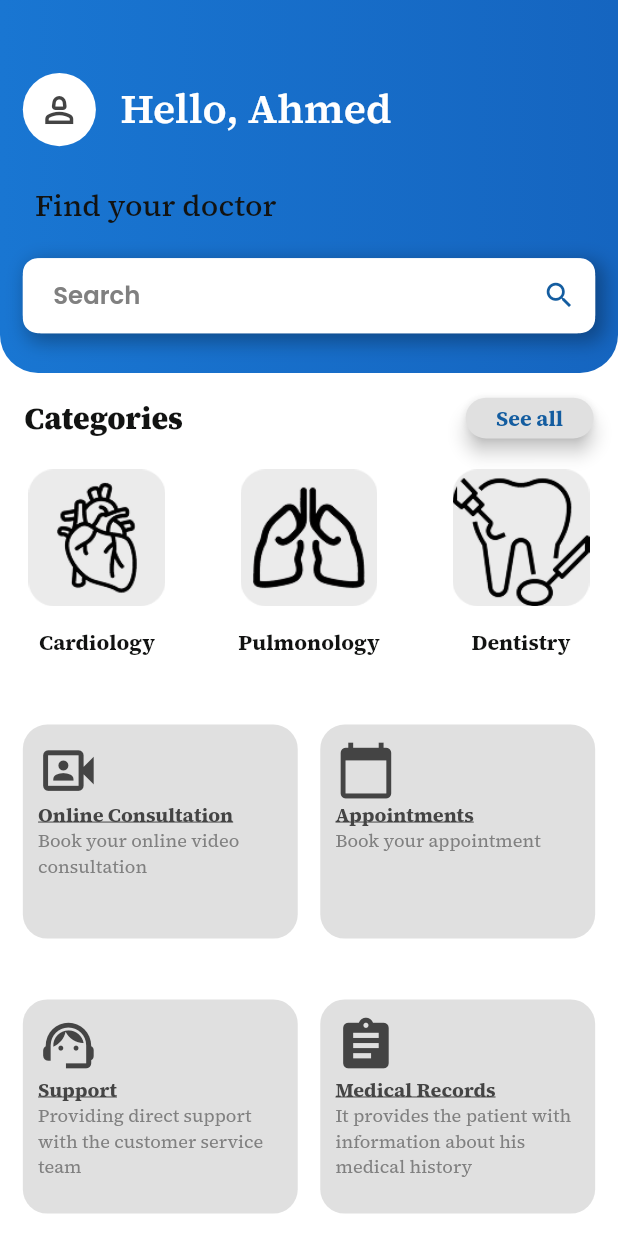
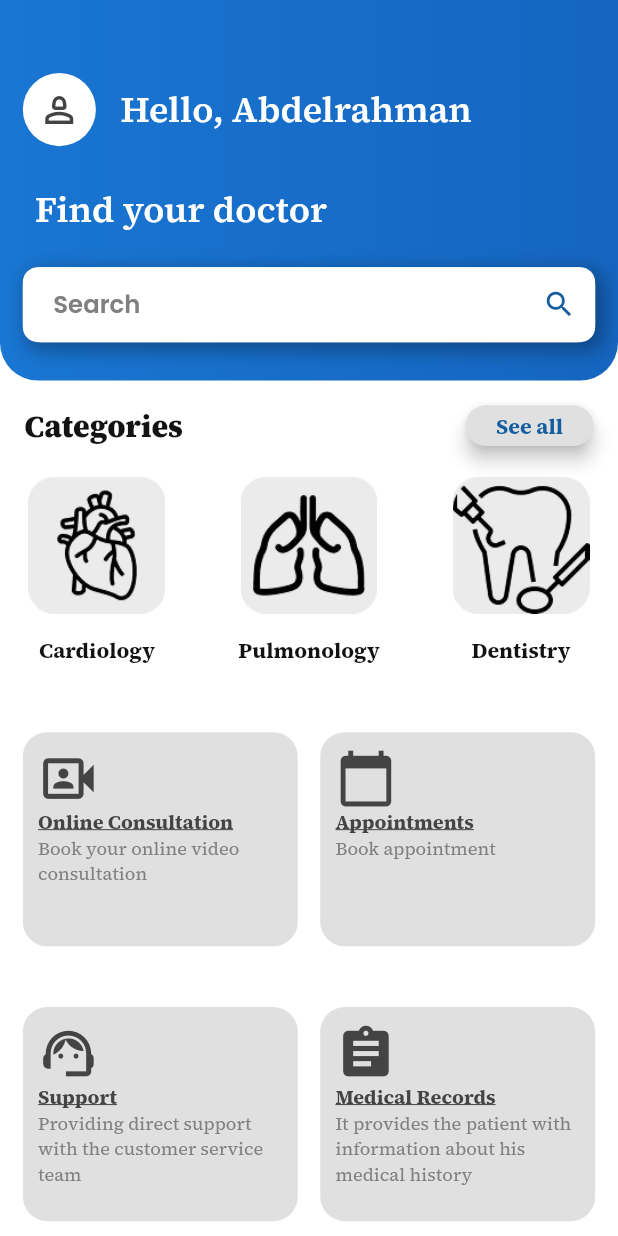
Before and after one commit to SalmaRazeq/aljoud_hospital, a Flutter app: the screen it shows after launch, on a phone screen of 412 x 824 dp. Run offline on Flutter 3.47's test engine with Material 3 defaults, Android fonts, the phone set to English and light mode, and no system bars; our stand-ins replace firebase_core, flutter_screenutil, google_fonts; accounts and stored records are empty; generated files the repository leaves out were written again.

Commit message:
+ home localization

```diff
--- a/lib/config/theme/app_theme.dart
+++ b/lib/config/theme/app_theme.dart
@@ -30,7 +30,7 @@ class AppTheme {
             fontWeight: FontWeight.w400, color: ColorsManager.hint),
         bodyLarge: GoogleFonts.sourceSerif4(fontSize: 20,
           fontWeight: FontWeight.w900, color: ColorsManager.black,),
-        bodyMedium: GoogleFonts.sourceSerif4(fontSize: 24.sp,
+        bodyMedium: GoogleFonts.sourceSerif4(fontSize: 24,
             fontWeight: FontWeight.w600, color: ColorsManager.white),
       ),
   );
--- a/lib/core/utils/assets_manager.dart
+++ b/lib/core/utils/assets_manager.dart
@@ -7,7 +7,7 @@ class AssetsManager{
   static const String or = '${base}or.png';
   static const String google = '${base}google.png';
   static const String faceBook = '${base}faceBook.png';
-  static const String heart = '${base}heart.png';
+  static const String cardiology = '${base}heart.png';
   static const String pulmonology = '${base}lungs.png';
   static const String dentistry = '${base}teeth.png';
   static const String dermatology = '${base}Dermatology.png';
--- a/lib/presntation/screens/auth/log_in/login.dart
+++ b/lib/presntation/screens/auth/log_in/login.dart
@@ -3,8 +3,6 @@ import 'package:aljoud_hospital/core/utils/email_validation.dart';
 import 'package:flutter/material.dart';
 import 'package:flutter_screenutil/flutter_screenutil.dart';
 import 'package:flutter_gen/gen_l10n/app_localizations.dart';
-import 'package:google_fonts/google_fonts.dart';
-import '../../../../core/utils/color_manager.dart';
 import '../../../../core/utils/routes_manager.dart';
 import '../widget/field_design.dart';
 
--- a/lib/presntation/screens/home/appBar/home_appBar.dart
+++ b/lib/presntation/screens/home/appBar/home_appBar.dart
@@ -2,6 +2,7 @@ import 'package:aljoud_hospital/presntation/screens/home/AppBar/search_widget/se
 import 'package:flutter/material.dart';
 import 'package:flutter_screenutil/flutter_screenutil.dart';
 import 'package:google_fonts/google_fonts.dart';
+import 'package:flutter_gen/gen_l10n/app_localizations.dart';
 
 import '../../../../core/utils/color_manager.dart';
 
@@ -12,7 +13,7 @@ class HomeAppBar extends StatelessWidget {
   Widget build(BuildContext context) {
     return Container(
       padding: REdgeInsets.symmetric(horizontal: 15, vertical: 18),
-      height: 245.h,
+      height: 250.h,
       width: double.infinity,
       decoration: BoxDecoration(
         gradient: LinearGradient(
@@ -40,7 +41,7 @@ class HomeAppBar extends StatelessWidget {
                   ),
                 ),
                 SizedBox(width: 15.w,),
-                Text('Hello, Ahmed',
+                Text('${AppLocalizations.of(context)!.hello}Abdelrahman',
                   style: Theme.of(context).textTheme.bodyMedium
                 ),
               ],
@@ -49,8 +50,8 @@ class HomeAppBar extends StatelessWidget {
             Padding(
               padding: REdgeInsets.only(left: 8.0),
               child: Text(
-                'Find your doctor',
-                style: Theme.of(context).textTheme.bodyLarge!.copyWith(fontWeight: FontWeight.w500,)
+                  AppLocalizations.of(context)!.findYourDoctor,
+                style: Theme.of(context).textTheme.bodyMedium
               ),
             ),
             SizedBox( height: 22.h,),
--- a/lib/presntation/screens/home/appBar/search_widget/search_widget.dart
+++ b/lib/presntation/screens/home/appBar/search_widget/search_widget.dart
@@ -1,6 +1,7 @@
 import 'package:flutter/material.dart';
 import 'package:flutter_screenutil/flutter_screenutil.dart';
 import 'package:google_fonts/google_fonts.dart';
+import 'package:flutter_gen/gen_l10n/app_localizations.dart';
 
 class SearchWidget extends StatelessWidget {
   const SearchWidget({super.key});
@@ -25,7 +26,7 @@ class SearchWidget extends StatelessWidget {
         child: TextField(
           textAlign: TextAlign.left,
           decoration: InputDecoration(
-            hintText: 'Search',
+            hintText: AppLocalizations.of(context)!.search,
             hintStyle: GoogleFonts.poppins(fontSize: 16.sp,fontWeight: FontWeight.w600 ,color: Theme.of(context).colorScheme.shadow),
             filled: true,
             isDense: true,
@@ -44,6 +45,7 @@ class SearchWidget extends StatelessWidget {
               ),
             ),
 
+
           ),
         ),
       ),
--- a/lib/presntation/screens/home/home.dart
+++ b/lib/presntation/screens/home/home.dart
@@ -4,7 +4,7 @@ import 'package:aljoud_hospital/presntation/screens/home/categories_item/categor
 import 'package:flutter/material.dart';
 import 'package:flutter_screenutil/flutter_screenutil.dart';
 import 'package:google_fonts/google_fonts.dart';
-
+import 'package:flutter_gen/gen_l10n/app_localizations.dart';
 import '../../../core/utils/color_manager.dart';
 
 class HomeScreen extends StatelessWidget {
@@ -25,7 +25,7 @@ class HomeScreen extends StatelessWidget {
                         mainAxisAlignment: MainAxisAlignment.spaceBetween,
                         children: [
                           Text(
-                            'Categories',
+                            AppLocalizations.of(context)!.categories,
                             style: Theme.of(context).textTheme.bodyLarge,
                           ),
                           ElevatedButton(
@@ -41,7 +41,7 @@ class HomeScreen extends StatelessWidget {
                                   borderRadius: BorderRadius.circular(20.r),
                                 )),
                             child: Text(
-                              'See all',
+                              AppLocalizations.of(context)!.seeAll,
                               style: Theme.of(context).textTheme.bodyLarge!.copyWith(
                                 fontSize: 14.sp, color: ColorsManager.blue2, fontWeight: FontWeight.w700,
                               ),),
@@ -57,9 +57,9 @@ class HomeScreen extends StatelessWidget {
                       child: Row(
                         mainAxisAlignment: MainAxisAlignment.spaceBetween,
                         children: [
-                          CategoriesItem(imagePath: AssetsManager.heart, title: 'Cardiology'),
-                          CategoriesItem(imagePath: AssetsManager.pulmonology, title: 'Pulmonology'),
-                          CategoriesItem(imagePath: AssetsManager.dentistry, title: 'Dentistry'),
+                          CategoriesItem(imagePath: AssetsManager.cardiology, title: AppLocalizations.of(context)!.cardiology),
+                          CategoriesItem(imagePath: AssetsManager.pulmonology, title: AppLocalizations.of(context)!.pulmonology),
+                          CategoriesItem(imagePath: AssetsManager.dentistry, title: AppLocalizations.of(context)!.dentistry),
                         ],
                       ),
                     ),
@@ -72,24 +72,25 @@ class HomeScreen extends StatelessWidget {
                       children: [
                         _buildBoxWidget(
                           icon: Icons.video_camera_front_outlined,
-                          title: 'Online Consultation',
-                          description: 'Book your online video consultation',
+                          title: AppLocalizations.of(context)!.onlineConsultation,
+                          description: AppLocalizations.of(context)!.bookOnline,
                         ),
                         _buildBoxWidget(
                             icon: Icons.calendar_today,
-                            title: 'Appointments',
-                            description: 'Book your appointment'),
+                            title: AppLocalizations.of(context)!.appointments,
+                            description: AppLocalizations.of(context)!.bookAppointment
+                        ),
                         _buildBoxWidget(
                           icon: Icons.support_agent,
-                          title: 'Support',
+                          title: AppLocalizations.of(context)!.support,
                           description:
-                          'Providing direct support with the customer service team',
+                          AppLocalizations.of(context)!.providingSupport,
                         ),
                         _buildBoxWidget(
                           icon: Icons.assignment,
-                          title: 'Medical Records',
+                          title: AppLocalizations.of(context)!.medicalRecords,
                           description:
-                          'It provides the patient with information about his medical history',
+                          AppLocalizations.of(context)!.patientInformation,
                         ),
                       ],
                     ),
```
Also changed, not shown: lib/l10n/app_ar.arb (+29 -2 lines), lib/l10n/app_en.arb (+31 -1 lines).
